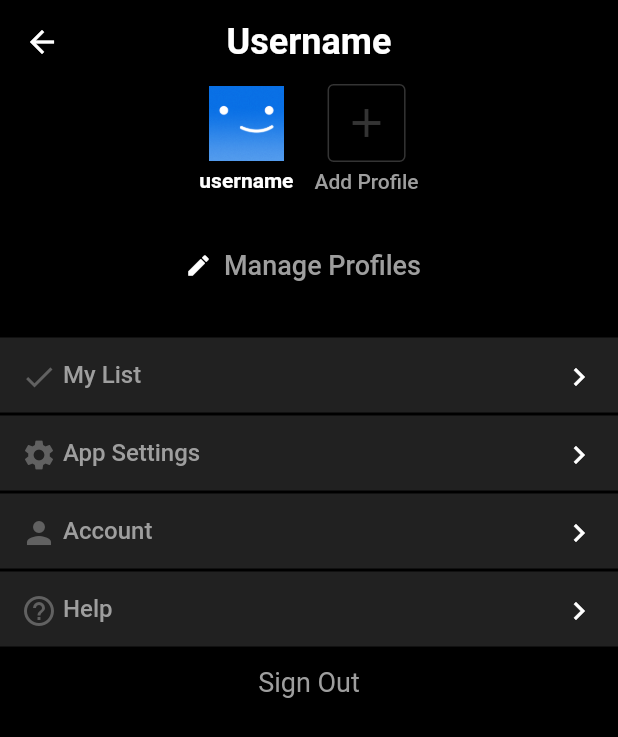
After one commit to dadisntmad/flutter-netflix-clone, a Flutter app: the ProfileScreen screen opened by its route, on a phone screen of 412 x 824 dp. The commit adds this screen. Shown: the top 737 px of the screen. Run offline on Flutter 3.47's test engine with Material 2 defaults, Android fonts, the phone set to English and light mode, and no system bars; our stand-ins replace flutter_dotenv, flutter_secure_storage; accounts and stored records are empty; network calls fail.

Commit message:
implemented profile screen

```diff
--- a/lib/api/movie_client.dart
+++ b/lib/api/movie_client.dart
@@ -35,17 +35,4 @@ class MovieClient {
       throw Exception('Failed to fetch movies.');
     }
   }
-
-  Future<MovieList> fetchUpcomingMovies() async {
-    final response = await _httpClient.get(
-      Uri.parse('$_baseUrl/upcoming?api_key=$_apiKey'),
-    );
-
-    if (response.statusCode == 200) {
-      final result = jsonDecode(response.body) as Map<String, dynamic>;
-      return MovieList.fromJson(result);
-    } else {
-      throw Exception('Failed to load upcoming movies.');
-    }
-  }
 }
--- a/lib/navigation/navigation.dart
+++ b/lib/navigation/navigation.dart
@@ -7,6 +7,7 @@ abstract class NavigationRoute {
   static const home = '/home';
   static const upcoming = '/upcoming';
   static const auth = '/auth';
+  static const profile = '/profile';
 }
 
 class Navigation {
@@ -18,5 +19,6 @@ class Navigation {
     NavigationRoute.home: (_) => _screenProvider.homeScreen(),
     NavigationRoute.upcoming: (_) => _screenProvider.upcomingMovieScreen(),
     NavigationRoute.auth: (_) => _screenProvider.authScreen(),
+    NavigationRoute.profile: (_) => _screenProvider.profileScreen(),
   };
 }
--- a/lib/screen_provider/screen_provider.dart
+++ b/lib/screen_provider/screen_provider.dart
@@ -3,6 +3,7 @@ import 'package:netflix_clone/screens/auth_screen.dart';
 import 'package:netflix_clone/screens/home_screen.dart';
 import 'package:netflix_clone/screens/loader_screen.dart';
 import 'package:netflix_clone/screens/main_screen.dart';
+import 'package:netflix_clone/screens/profile_screen.dart';
 import 'package:netflix_clone/screens/upcoming_movie_screen.dart';
 import 'package:netflix_clone/view_models/auth_viewmodel.dart';
 import 'package:netflix_clone/view_models/home_viewmodel.dart';
@@ -43,4 +44,8 @@ class ScreenProvider {
       child: const LoaderScreen(),
     );
   }
+
+  Widget profileScreen() {
+    return const ProfileScreen();
+  }
 }
--- a/lib/screens/home_screen.dart
+++ b/lib/screens/home_screen.dart
@@ -1,4 +1,5 @@
 import 'package:flutter/material.dart';
+import 'package:netflix_clone/navigation/navigation.dart';
 import 'package:netflix_clone/screens/loader_screen.dart';
 import 'package:netflix_clone/utils/get_image.dart';
 import 'package:netflix_clone/view_models/home_viewmodel.dart';
@@ -42,7 +43,9 @@ class _HomeScreenState extends State<HomeScreen> {
                   ),
                 ),
                 IconButton(
-                  onPressed: () {},
+                  onPressed: () {
+                    Navigator.of(context).pushNamed(NavigationRoute.profile);
+                  },
                   icon: Image.asset(
                     'assets/profile_image.png',
                     width: 25,
--- /dev/null
+++ b/lib/screens/profile_screen.dart
@@ -0,0 +1,174 @@
+import 'package:flutter/material.dart';
+import 'package:netflix_clone/constants/custom_colors.dart';
+
+class ProfileScreen extends StatelessWidget {
+  const ProfileScreen({Key? key}) : super(key: key);
+
+  @override
+  Widget build(BuildContext context) {
+    return Scaffold(
+      appBar: AppBar(
+        title: const Text('Username'),
+        titleTextStyle: const TextStyle(
+          fontSize: 24,
+          fontWeight: FontWeight.bold,
+        ),
+        centerTitle: true,
+      ),
+      body: Column(
+        children: [
+          const _ProfileManagingWidget(),
+          const SizedBox(height: 24),
+          Row(
+            mainAxisAlignment: MainAxisAlignment.center,
+            children: [
+              const Icon(
+                Icons.edit,
+                size: 18,
+              ),
+              TextButton(
+                onPressed: () {},
+                style: TextButton.styleFrom(foregroundColor: Colors.grey),
+                child: const Text(
+                  'Manage Profiles',
+                  style: TextStyle(fontSize: 18),
+                ),
+              ),
+            ],
+          ),
+          const SizedBox(height: 24),
+          const _Menu(
+            icon: Icons.done,
+            text: 'My List',
+          ),
+          const SizedBox(height: 2),
+          const _Menu(
+            icon: Icons.settings,
+            text: 'App Settings',
+          ),
+          const SizedBox(height: 2),
+          const _Menu(
+            icon: Icons.person,
+            text: 'Account',
+          ),
+          const SizedBox(height: 2),
+          const _Menu(
+            icon: Icons.help_outline,
+            text: 'Help',
+          ),
+          TextButton(
+            onPressed: () {},
+            style: TextButton.styleFrom(
+              foregroundColor: Colors.grey,
+              textStyle: const TextStyle(
+                fontSize: 18,
+                fontWeight: FontWeight.normal,
+              ),
+            ),
+            child: const Text(
+              'Sign Out',
+            ),
+          ),
+        ],
+      ),
+    );
+  }
+}
+
+class _ProfileManagingWidget extends StatelessWidget {
+  const _ProfileManagingWidget({Key? key}) : super(key: key);
+
+  @override
+  Widget build(BuildContext context) {
+    return Row(
+      mainAxisAlignment: MainAxisAlignment.center,
+      children: [
+        Column(
+          children: [
+            Image.asset(
+              'assets/profile_image.png',
+              width: 50,
+              height: 50,
+            ),
+            const SizedBox(height: 5),
+            const Text(
+              'username',
+              style: TextStyle(
+                fontWeight: FontWeight.w600,
+              ),
+            ),
+          ],
+        ),
+        const SizedBox(width: 14),
+        Column(
+          children: [
+            Container(
+              width: 52,
+              height: 52,
+              decoration: BoxDecoration(
+                borderRadius: BorderRadius.circular(4),
+                shape: BoxShape.rectangle,
+                color: Colors.transparent,
+                border: Border.all(
+                  color: accentGrey,
+                ),
+              ),
+              child: const Icon(Icons.add, size: 32, color: accentGrey),
+            ),
+            const SizedBox(height: 5),
+            const Text(
+              'Add Profile',
+              style: TextStyle(
+                color: Colors.grey,
+                fontWeight: FontWeight.w500,
+              ),
+            ),
+          ],
+        ),
+      ],
+    );
+  }
+}
+
+class _Menu extends StatelessWidget {
+  final IconData icon;
+  final String text;
+
+  const _Menu({
+    Key? key,
+    required this.icon,
+    required this.text,
+  }) : super(key: key);
+
+  @override
+  Widget build(BuildContext context) {
+    return Container(
+      width: double.infinity,
+      height: 50,
+      color: Colors.grey.shade900,
+      child: Padding(
+        padding: const EdgeInsets.all(14.0),
+        child: Row(
+          mainAxisAlignment: MainAxisAlignment.spaceBetween,
+          children: [
+            Row(
+              children: [
+                Icon(icon, size: 24, color: Colors.grey.shade700),
+                const SizedBox(width: 4),
+                Text(
+                  text,
+                  style: TextStyle(
+                    fontSize: 16,
+                    color: Colors.grey.shade500,
+                    fontWeight: FontWeight.w500,
+                  ),
+                ),
+              ],
+            ),
+            const Icon(Icons.keyboard_arrow_right),
+          ],
+        ),
+      ),
+    );
+  }
+}
--- a/lib/screens/upcoming_movie_screen.dart
+++ b/lib/screens/upcoming_movie_screen.dart
@@ -1,5 +1,6 @@
 import 'package:flutter/material.dart';
 import 'package:intl/intl.dart';
+import 'package:netflix_clone/navigation/navigation.dart';
 import 'package:netflix_clone/screens/loader_screen.dart';
 import 'package:netflix_clone/utils/get_image.dart';
 import 'package:netflix_clone/view_models/upcoming_viewmodel.dart';
@@ -46,7 +47,9 @@ class _UpcomingMovieScreenState extends State<UpcomingMovieScreen> {
                   ),
                 ),
                 IconButton(
-                  onPressed: () {},
+                  onPressed: () {
+                    Navigator.of(context).pushNamed(NavigationRoute.profile);
+                  },
                   icon: Image.asset(
                     'assets/profile_image.png',
                     width: 25,
--- a/lib/view_models/upcoming_viewmodel.dart
+++ b/lib/view_models/upcoming_viewmodel.dart
@@ -14,7 +14,7 @@ class UpcomingViewModel extends ChangeNotifier {
   Future<void> getUpcomingMovies() async {
     _isLoading = true;
 
-    final response = await _movieClient.fetchUpcomingMovies();
+    final response = await _movieClient.fetchMovies('/upcoming');
     _upcomingMovies = response.results;
 
     _isLoading = false;
```
